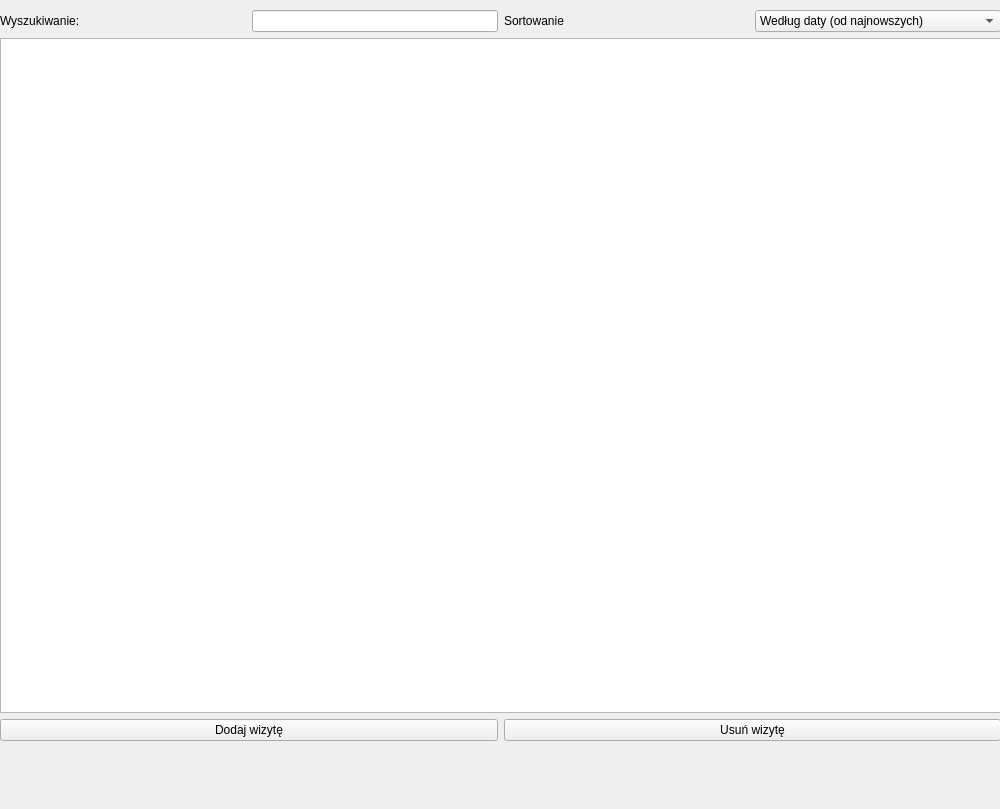
Before: the Qt Designer form appointments.ui in dash205/Projekt_Fryzjer, drawn with Qt 5.
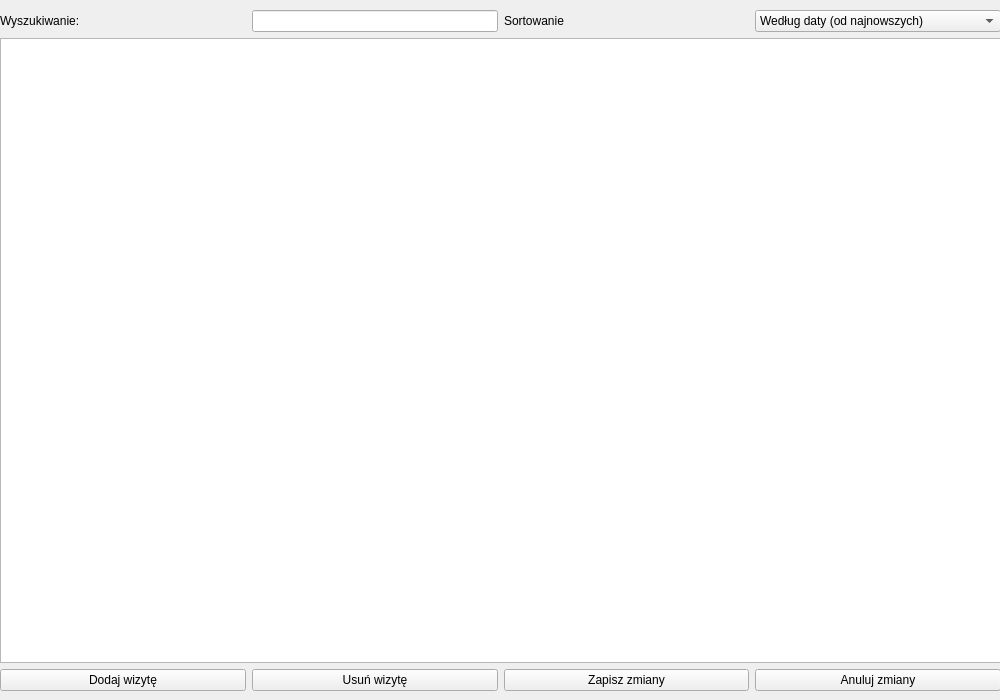
After: the same form once the commit is applied.

Diff of the .ui file:
```diff
--- a/appointments.ui
+++ b/appointments.ui
@@ -7,19 +7,19 @@
     <x>0</x>
     <y>0</y>
     <width>1000</width>
-    <height>809</height>
+    <height>700</height>
    </rect>
   </property>
   <property name="minimumSize">
    <size>
     <width>1000</width>
-    <height>600</height>
+    <height>700</height>
    </size>
   </property>
   <property name="maximumSize">
    <size>
     <width>1000</width>
-    <height>16777215</height>
+    <height>700</height>
    </size>
   </property>
   <property name="windowTitle">
@@ -31,7 +31,7 @@
      <x>0</x>
      <y>10</y>
      <width>1001</width>
-     <height>731</height>
+     <height>681</height>
     </rect>
    </property>
    <layout class="QVBoxLayout" name="verticalLayout">
@@ -94,6 +94,20 @@
         </property>
        </widget>
       </item>
+      <item>
+       <widget class="QPushButton" name="btnSaveAll">
+        <property name="text">
+         <string>Zapisz zmiany</string>
+        </property>
+       </widget>
+      </item>
+      <item>
+       <widget class="QPushButton" name="btnCancelChanges">
+        <property name="text">
+         <string>Anuluj zmiany</string>
+        </property>
+       </widget>
+      </item>
      </layout>
     </item>
    </layout>
```
